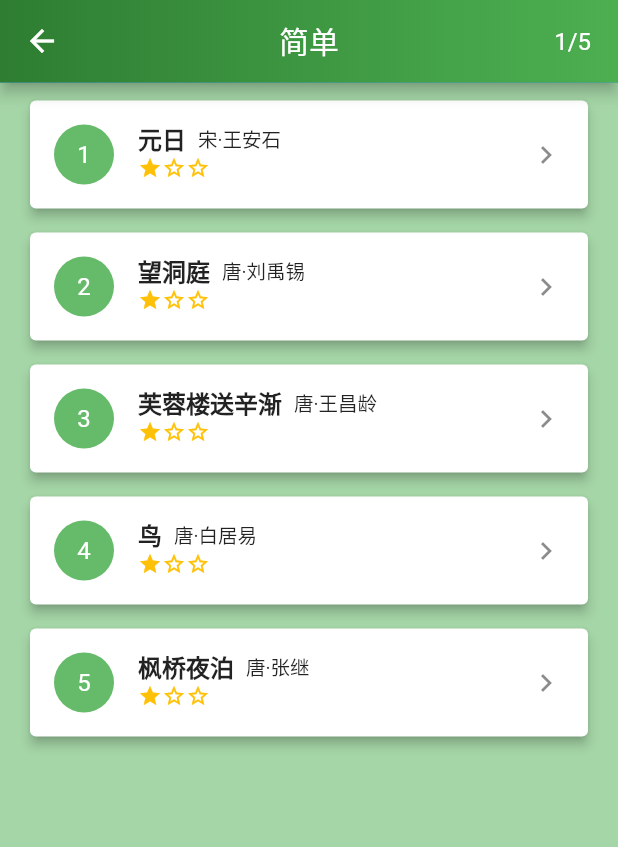
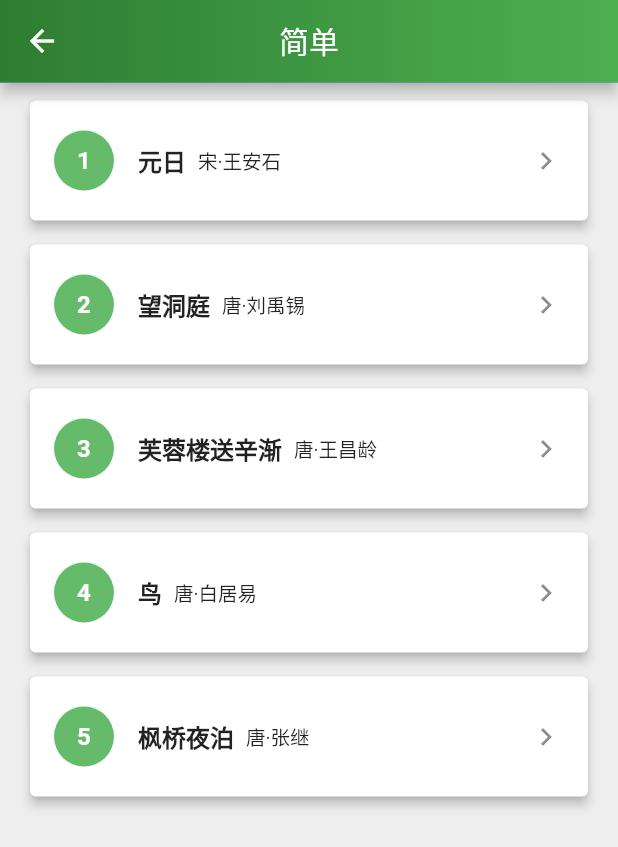
Before and after one commit to CodesAreHonest/poem-and-strings, a Flutter app: the EasyStageSelection screen opened directly with empty values, on a phone screen of 412 x 824 dp. Shown: the top 847 px of the screen. Run offline on Flutter 3.47's test engine with Material 2 defaults, Android fonts, the phone set to English and light mode, and no system bars; our stand-ins replace assets_audio_player, flutter_redux, redux, shared_preferences, youtube_player_flutter; accounts and stored records are empty; statements that could not run were skipped.

Commit message:
[Game] - Completed

```diff
--- a/lib/data/ArcKeys.dart
+++ b/lib/data/ArcKeys.dart
@@ -2,10 +2,20 @@ import "package:flutter/widgets.dart";
 
 class ArcKeys {
   // Easy Stage
-  static Key easyStageBody(String stageType) => Key('__EasyStageBody_${stageType}__');
-  static Key easyStageList(String stageType) => Key('__EasyStageList_${stageType}__');
+  static Key easyStageBody(String stageType) =>
+      Key('__EasyStageBody_${stageType}__');
+
+  static Key easyStageList(String stageType) =>
+      Key('__EasyStageList_${stageType}__');
+
+  // Game
+  static Key gameEnvironment(String game) =>
+      Key('__gameEnvironment_${gameEnvironment(game)}__');
 
   // Difficult Stage
-  static Key difficultStageBody(String stageType) => Key('__DifficultStageBody_${stageType}__');
-  static Key difficultStageList(String stageType) => Key('__DifficultStageList_${stageType}__');
+  static Key difficultStageBody(String stageType) =>
+      Key('__DifficultStageBody_${stageType}__');
+
+  static Key difficultStageList(String stageType) =>
+      Key('__DifficultStageList_${stageType}__');
 }
--- a/lib/models/stage.dart
+++ b/lib/models/stage.dart
@@ -14,7 +14,8 @@ class Stage {
   final String youtubeLink;
 
   Stage(
-      {@required this.numOfRows,
+      {Key key,
+      @required this.numOfRows,
       @required this.stageData,
       @required this.stageCount,
       @required this.maximumSteps,
@@ -54,8 +55,9 @@ class Stage {
      *  3. perform the actions until 6 completed character are formed.
      */
     while (completedCount <= 6) {
-      List<Character> _uncompletedCharacter =
-          stageData.where((character) => character.getCompleted() == false).toList();
+      List<Character> _uncompletedCharacter = stageData
+          .where((character) => character.getCompleted() == false)
+          .toList();
 
       Random rand = new Random();
 
@@ -64,8 +66,9 @@ class Stage {
 
       this.swapCharacterToComplete(randomElement);
 
-      List<Character> _completedCharacter =
-          stageData.where((character) => character.getCompleted() == true).toList();
+      List<Character> _completedCharacter = stageData
+          .where((character) => character.getCompleted() == true)
+          .toList();
 
       completedCount = _completedCharacter.length;
     }
@@ -100,9 +103,11 @@ class Stage {
     int currentCharacterCompleteLocation = currentCharacter.getLocation();
     int currentCharacterLocation = this.getCharacterLocation(currentCharacter);
 
-    Character targetCharacter = stageData.elementAt(currentCharacterCompleteLocation);
+    Character targetCharacter =
+        stageData.elementAt(currentCharacterCompleteLocation);
 
-    this.updateCharacterWithPosition(currentCharacter, currentCharacterCompleteLocation);
+    this.updateCharacterWithPosition(
+        currentCharacter, currentCharacterCompleteLocation);
     this.updateCharacterWithPosition(targetCharacter, currentCharacterLocation);
 
     this.isCharacterCompleted(currentCharacter);
--- a/lib/presentations/game/game_body.dart
+++ b/lib/presentations/easy_game/game_body.dart
@@ -82,7 +82,7 @@ class _GameBodyState extends State<GameBody> {
   showGameIncompletedDialog(BuildContext context) {
     // set up the button
     Widget cancelButton = FlatButton(
-      child: Text("回到主页", style: TextStyle(color: Colors.red)),
+      child: Text("回到主页", style: TextStyle(color: Colors.grey)),
       onPressed: () {
         widget.onResetStage();
         Navigator.pushNamedAndRemoveUntil(
@@ -90,7 +90,8 @@ class _GameBodyState extends State<GameBody> {
       },
     );
     Widget okButton = FlatButton(
-      child: Text("按错了", style: TextStyle(color: Colors.grey)),
+      child: Text("再试一次！",
+          style: TextStyle(color: Colors.blue, fontWeight: FontWeight.bold)),
       onPressed: () {
         widget.onRefreshStage();
         Navigator.of(context, rootNavigator: true).pop('dialog');
--- a/lib/presentations/game/game_footer.dart
+++ b/lib/presentations/easy_game/game_footer.dart
@@ -1,8 +1,8 @@
 import "package:flutter/material.dart";
 import 'package:poem_and_strings/models/models.dart';
-import 'package:poem_and_strings/presentations/game/widgets/BackToHomeDialog.dart';
-import 'package:poem_and_strings/presentations/game/widgets/RestartGameDialog.dart';
-import 'package:poem_and_strings/presentations/game/widgets/ShowTipsDialog.dart';
+import 'package:poem_and_strings/presentations/easy_game/widgets/BackToHomeDialog.dart';
+import 'package:poem_and_strings/presentations/easy_game/widgets/RestartGameDialog.dart';
+import 'package:poem_and_strings/presentations/easy_game/widgets/ShowTipsDialog.dart';
 
 class GameFooter extends StatefulWidget {
   final Function onRefreshStage;
--- a/lib/presentations/game/widgets/BackToHomeDialog.dart
+++ b/lib/presentations/easy_game/widgets/BackToHomeDialog.dart
@@ -4,7 +4,8 @@ class BackToHomeDialog extends StatelessWidget {
   Widget leaveButton(BuildContext context) => FlatButton(
         child: Text("回到主页", style: TextStyle(color: Colors.red)),
         onPressed: () {
-          Navigator.pushReplacementNamed(context, '/EasyStageSelection');
+          Navigator.pushNamedAndRemoveUntil(
+              context, '/EasyStageSelection', (e) => false);
         },
       );
 
--- a/lib/presentations/easy_stage_selection/easy_stage_selection.dart
+++ b/lib/presentations/easy_stage_selection/easy_stage_selection.dart
@@ -29,7 +29,7 @@ class _EasyStageSelectionState extends State<EasyStageSelection> {
   Widget build(BuildContext context) {
     return Scaffold(
       appBar: EasyStageAppBar(),
-      backgroundColor: Colors.green[200],
+      backgroundColor: Colors.grey[200],
       body: Padding(
           padding: const EdgeInsets.symmetric(vertical: 8.0, horizontal: 16.0),
           child: ListView(
--- a/lib/presentations/easy_stage_selection/widgets/appbar.dart
+++ b/lib/presentations/easy_stage_selection/widgets/appbar.dart
@@ -1,37 +1,25 @@
 import "package:flutter/material.dart";
 
 class EasyStageAppBar extends StatelessWidget implements PreferredSizeWidget {
-
   @override
-  Widget build (BuildContext context) {
+  Widget build(BuildContext context) {
     return AppBar(
       centerTitle: true,
       title: Text("简单", style: TextStyle(color: Colors.white)),
       flexibleSpace: Container(
           decoration: BoxDecoration(
-              gradient: LinearGradient(
-                  colors: <Color>[
-                    Colors.green[800],
-                    Colors.green[700],
-                    Colors.green[600],
-                    Colors.green[500],
-                  ]
-              )
-          )
-      ),
+              gradient: LinearGradient(colors: <Color>[
+        Colors.green[800],
+        Colors.green[700],
+        Colors.green[600],
+        Colors.green[500],
+      ]))),
       actions: <Widget>[
         Container(
             child: Padding(
                 padding: EdgeInsets.symmetric(horizontal: 18.0, vertical: 18.0),
-                child: Text(
-                    "1/5",
-                    style: TextStyle(
-                        color: Colors.white,
-                        fontSize: 16.0
-                    )
-                )
-            )
-        )
+                child: Text("",
+                    style: TextStyle(color: Colors.white, fontSize: 16.0))))
       ],
     );
   }
--- a/lib/presentations/easy_stage_selection/widgets/easy_stage.dart
+++ b/lib/presentations/easy_stage_selection/widgets/easy_stage.dart
@@ -1,6 +1,7 @@
 import "package:flutter/material.dart";
+import 'package:poem_and_strings/data/ArcKeys.dart';
 import 'package:poem_and_strings/models/models.dart';
-import 'package:poem_and_strings/containers/game_container.dart';
+import 'package:poem_and_strings/containers/easy_game_container.dart';
 import "package:poem_and_strings/widgets/stage_rating.dart";
 
 class EasyStage extends StatelessWidget {
@@ -37,16 +38,21 @@ class EasyStage extends StatelessWidget {
             leading: CircleAvatar(
               backgroundColor: Colors.green[400],
               child: Text("$level",
-                  style: TextStyle(color: Colors.white, fontWeight: FontWeight.w400)),
+                  style: TextStyle(
+                      color: Colors.white, fontWeight: FontWeight.bold)),
             ),
             title: Row(
               children: <Widget>[
-                Text(title, style: TextStyle(fontSize: 16.0, fontWeight: FontWeight.bold)),
+                Text(title,
+                    style:
+                        TextStyle(fontSize: 16.0, fontWeight: FontWeight.bold)),
                 SizedBox(width: 8.0),
-                Text(author, style: TextStyle(fontSize: 13.0, fontWeight: FontWeight.normal))
+                Text(author,
+                    style: TextStyle(
+                        fontSize: 13.0, fontWeight: FontWeight.normal))
               ],
             ),
-            subtitle: StageRating(value: this.starRating),
+//            subtitle: StageRating(value: this.starRating),
             trailing: Icon(Icons.keyboard_arrow_right),
             onTap: () {
               this.pauseMusic();
@@ -63,7 +69,8 @@ class EasyStage extends StatelessWidget {
                               background: background,
                               youtubeLink: youtubeLink))));
             },
-            contentPadding: EdgeInsets.symmetric(horizontal: 16.0),
+            contentPadding:
+                EdgeInsets.symmetric(horizontal: 16.0, vertical: 12.0),
           ),
         ),
         SizedBox(height: 8.0)
--- a/lib/presentations/home/home.dart
+++ b/lib/presentations/home/home.dart
@@ -16,7 +16,6 @@ class _HomeState extends State<Home> {
 
   @override
   void initState() {
-    // TODO: implement initState
     this.getTotalStageCompleted();
     super.initState();
   }
@@ -42,7 +41,7 @@ class _HomeState extends State<Home> {
             mainAxisAlignment: MainAxisAlignment.spaceEvenly,
             children: [
               GameTitle(),
-              PoemFound(totalStageCompleted: totalStageCompleted),
+//              PoemFound(totalStageCompleted: totalStageCompleted),
               AppButtons(),
             ],
           ),
--- a/lib/routes.dart
+++ b/lib/routes.dart
@@ -1,7 +1,7 @@
 import "package:flutter/material.dart";
-import 'package:poem_and_strings/containers/game_container.dart';
+import 'package:poem_and_strings/containers/difficult_stage_selection_container.dart';
+import 'package:poem_and_strings/containers/easy_game_container.dart';
 import 'package:poem_and_strings/containers/easy_stage_selection_container.dart';
-import 'package:poem_and_strings/presentations/difficult_stage_selection/index.dart';
 import 'package:poem_and_strings/presentations/home/index.dart';
 import 'package:poem_and_strings/presentations/difficulty_selection/difficulty_selection.dart';
 import 'package:poem_and_strings/presentations/test.dart';
@@ -11,7 +11,7 @@ class Routes {
     '/Home': (BuildContext context) => Home(),
     '/DifficultySelection': (BuildContext context) => DifficultySelection(),
     '/DifficultStageSelection': (BuildContext context) =>
-        DifficultStageSelection(),
+        DifficultStageSelectionContainer(),
     '/Game': (BuildContext context) => GameContainer(),
     '/EasyStageSelection': (BuildContext context) =>
         EasyStageSelectionContainer(),
```
Also changed, not shown: lib/containers/easy_game_container.dart (renamed from lib/containers/game_container.dart, +4 -4 lines), lib/presentations/difficult_stage_selection/widgets/appbar.dart (+10 -21 lines), lib/presentations/difficult_stage_selection/widgets/difficult_stage.dart (+5 -3 lines), lib/presentations/difficulty_selection/difficult_selection_body/difficult_button.dart (+5 -12 lines), lib/presentations/difficulty_selection/difficult_selection_body/easy_button.dart (+5 -12 lines), lib/presentations/easy_game/game_header.dart (renamed from lib/presentations/game/game_header.dart), lib/presentations/easy_game/game_translation.dart (renamed from lib/presentations/game/game_translation.dart), lib/presentations/easy_game/widgets/RestartGameDialog.dart (renamed from lib/presentations/game/widgets/RestartGameDialog.dart), lib/presentations/easy_game/widgets/ShowTipsDialog.dart (renamed from lib/presentations/game/widgets/ShowTipsDialog.dart).
